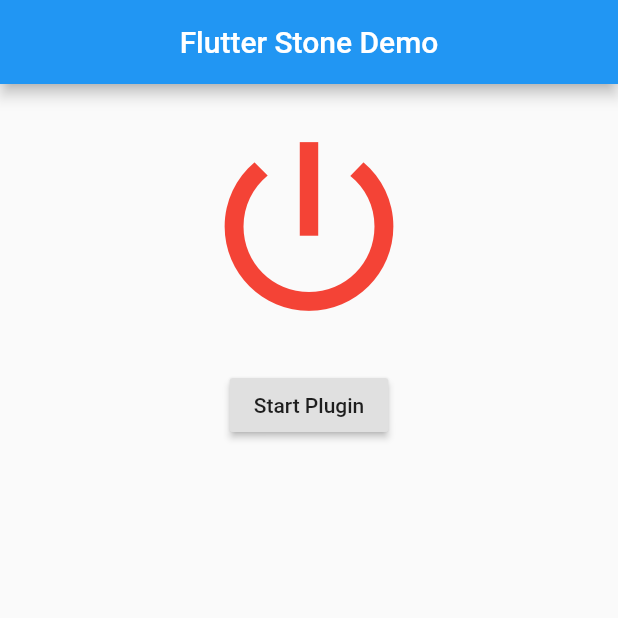
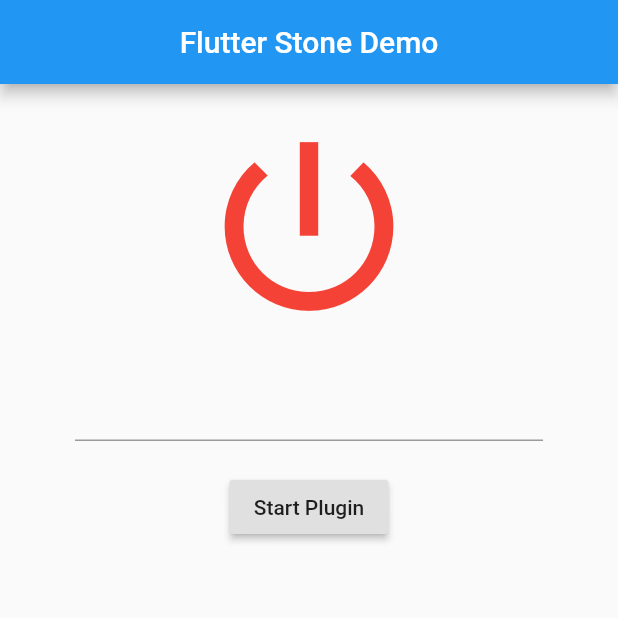
Before and after one commit to vferreirati/flutter_stone, a Flutter app: the screen it shows after launch, after a tap on "Start Plugin", on a phone screen of 412 x 824 dp, the top half of it. Run offline on Flutter 3.47's test engine with Material 2 defaults, Android fonts, the phone set to English and light mode, and no system bars; generated files the repository leaves out were written again.

```diff
--- a/example/lib/main.dart
+++ b/example/lib/main.dart
@@ -15,6 +15,7 @@ class _MyAppState extends State<MyApp> {
   bool _pluginStarted = false;
   bool _connected = false;
   List<BluetoothDevice> _devices = [];
+  final controller = TextEditingController();
 
   @override
   void initState() {
@@ -26,7 +27,7 @@ class _MyAppState extends State<MyApp> {
   }
 
   void _startPlugin(BuildContext ctx) async {
-    final started = await FlutterStone.startPlugin(InitArguments("ADD YOUR STONE CODE HERE", ModeEnum.SANDBOX));
+    final started = await FlutterStone.startPlugin(InitArguments(controller.text, ModeEnum.SANDBOX));
 
     if(!started) {
       final snack = SnackBar(content: Text('Plugin failed to start'),);
@@ -53,6 +54,13 @@ class _MyAppState extends State<MyApp> {
             child: Column(
               children: <Widget>[
                 _buildPluginStatusIcon(),
+                SizedBox(height: 20,),
+                Container(
+                  margin: EdgeInsets.symmetric(horizontal: 50),
+                  child: TextField(
+                    controller: controller,
+                  ),
+                ),
                 SizedBox(height: 20,),
                 RaisedButton(
                   child: Text('Start Plugin'),
@@ -180,9 +188,9 @@ class _MyAppState extends State<MyApp> {
 
   void _makeTransaction(BuildContext ctx) async {
     final transaction = Transaction(
-      "100",
+      "10000",
       12,
-      1,
+      2,
       "Serveloja",
       "5993",
       "Aracaju",
```
Also changed, not shown: 3 other files.
